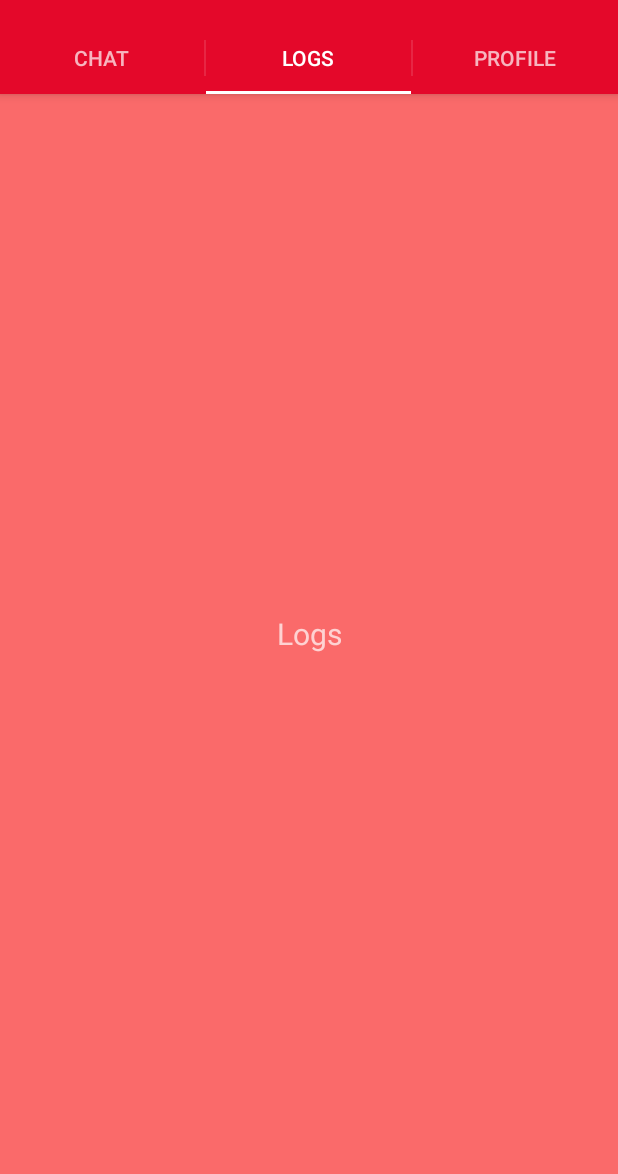
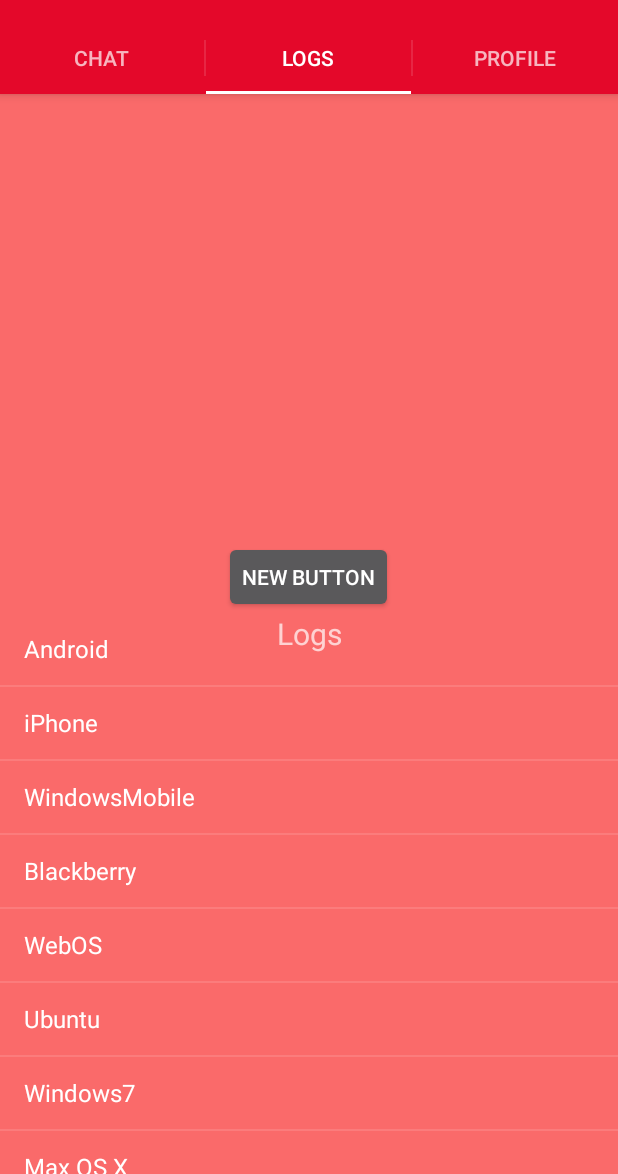
Before and after one commit to sohailykhan94/ElderCare, an Android app: the screen it shows after launch (HomeActivity2), tab 2 chosen, on a phone screen of 412 x 824 dp, the part 62-1236 px from its top. Run offline under Robolectric (Android 15) with nearby library versions, the phone set to English and light mode, and no system bars.

Commit message:
Got a List onto the Logs Page

```diff
--- a/app/src/main/java/ge/eldercare/HomeActivity2.java
+++ b/app/src/main/java/ge/eldercare/HomeActivity2.java
@@ -8,6 +8,14 @@ import android.os.Bundle;
 import android.support.v4.app.FragmentActivity;
 import android.support.v4.view.ViewPager;
 import android.support.v7.app.AppCompatActivity;
+import android.view.View;
+import android.widget.AdapterView;
+import android.widget.ArrayAdapter;
+import android.widget.Button;
+import android.widget.ListView;
+import android.widget.Toast;
+
+import java.util.ArrayList;
 
 import ge.eldercare.adapters.TabsPagerAdapter;
 
@@ -15,8 +23,15 @@ public class HomeActivity2 extends FragmentActivity implements
         ActionBar.TabListener {
 
     private ViewPager viewPager;
+    private Button AddSome;
     private TabsPagerAdapter mAdapter;
     private ActionBar actionBar;
+
+    private ArrayList<String> listItems=new ArrayList<String>();
+    private ArrayAdapter<String> adapter;
+    private int adapterCount = 0;
+
+
     // Tab titles
     private String[] tabs = { "CHAT", "LOGS", "PROFILE" };
 
@@ -29,8 +44,9 @@ public class HomeActivity2 extends FragmentActivity implements
         viewPager = (ViewPager) findViewById(R.id.pager);
         actionBar = getActionBar();
         mAdapter = new TabsPagerAdapter(getSupportFragmentManager());
+        viewPager.setAdapter(mAdapter);
 
-        viewPager.setAdapter(mAdapter);
+
         actionBar.setHomeButtonEnabled(false);
         actionBar.setNavigationMode(ActionBar.NAVIGATION_MODE_TABS);
 
@@ -77,4 +93,13 @@ public class HomeActivity2 extends FragmentActivity implements
     public void onTabUnselected(Tab tab, FragmentTransaction ft) {
     }
 
+    @Override
+    public void onResume(){
+        super.onResume();
+
+
+    }
+
+
+
 }
--- a/app/src/main/java/ge/eldercare/LoginActivity2.java
+++ b/app/src/main/java/ge/eldercare/LoginActivity2.java
@@ -101,7 +101,7 @@ public class LoginActivity2 extends AppCompatActivity implements AddEmergencyCon
     }
 
     public void finishSignup(View v){
-        Intent myIntent = new Intent(LoginActivity2.this, HomeActivity.class);
+        Intent myIntent = new Intent(LoginActivity2.this, HomeActivity2.class);
         LoginActivity2.this.startActivity(myIntent);
     }
 
--- a/app/src/main/java/ge/eldercare/LogsFragment.java
+++ b/app/src/main/java/ge/eldercare/LogsFragment.java
@@ -6,6 +6,10 @@ import android.support.v4.app.Fragment;
 import android.view.LayoutInflater;
 import android.view.View;
 import android.view.ViewGroup;
+import android.widget.AdapterView;
+import android.widget.ArrayAdapter;
+import android.widget.ListView;
+import android.widget.Toast;
 
 import ge.eldercare.R;
 
@@ -13,12 +17,55 @@ import ge.eldercare.R;
  * Created by sohailyarkhan on 18/04/16.
  */
 public class LogsFragment extends Fragment {
+
+    private ListView chatList;
+
     @Override
     public View onCreateView(LayoutInflater inflater, ViewGroup container,
                              Bundle savedInstanceState) {
 
         View rootView = inflater.inflate(R.layout.logs_fragment, container, false);
-
         return rootView;
     }
+
+    @Override
+    public void onViewCreated(View view, Bundle savedInstanceState){
+        super.onViewCreated(view,savedInstanceState);
+        String[] values = new String[] { "Android", "iPhone", "WindowsMobile",
+                "Blackberry", "WebOS", "Ubuntu", "Windows7", "Max OS X",
+                "Linux", "OS/2", "Ubuntu", "Windows7", "Max OS X", "Linux",
+                "OS/2", "Ubuntu", "Windows7", "Max OS X", "Linux", "OS/2",
+                "Android", "iPhone", "WindowsMobile" };
+
+        chatList = (ListView)getView().findViewById(R.id.chatList);
+
+        ArrayAdapter<String> adapter = new ArrayAdapter<String>(getActivity(),
+                android.R.layout.simple_list_item_1, android.R.id.text1, values);
+        chatList.setAdapter(adapter);
+        chatList.setOnItemClickListener(new AdapterView.OnItemClickListener() {
+
+            @Override
+            public void onItemClick(AdapterView<?> parent, View view,
+                                    int position, long id) {
+
+                // ListView Clicked item index
+                int itemPosition = position;
+
+                // ListView Clicked item value
+                String itemValue = (String) chatList.getItemAtPosition(position);
+
+                // Show Alert
+                Toast.makeText(getActivity().getApplicationContext(),
+                        "Position :" + itemPosition + "  ListItem : " + itemValue, Toast.LENGTH_LONG)
+                        .show();
+
+            }
+
+        });
+
+    }
+
+
+
+
 }
--- a/app/src/main/res/layout/logs_fragment.xml
+++ b/app/src/main/res/layout/logs_fragment.xml
@@ -10,7 +10,24 @@
         android:gravity="center"
         android:text="Logs"
         android:textSize="20dp"
-        android:layout_centerInParent="true"/>
+        android:layout_centerInParent="true"
+        android:id="@+id/textView3" />
+
+    <ListView
+        android:layout_width="wrap_content"
+        android:layout_height="wrap_content"
+        android:id="@+id/chatList"
+        android:layout_alignParentBottom="true"
+        android:layout_centerHorizontal="true"
+        android:layout_alignTop="@+id/textView3" />
+
+    <Button
+        android:layout_width="wrap_content"
+        android:layout_height="wrap_content"
+        android:text="New Button"
+        android:id="@+id/AddSome"
+        android:layout_above="@+id/textView3"
+        android:layout_centerHorizontal="true" />
 
 
 </RelativeLayout>
```
Also changed, not shown: 1 other file.
